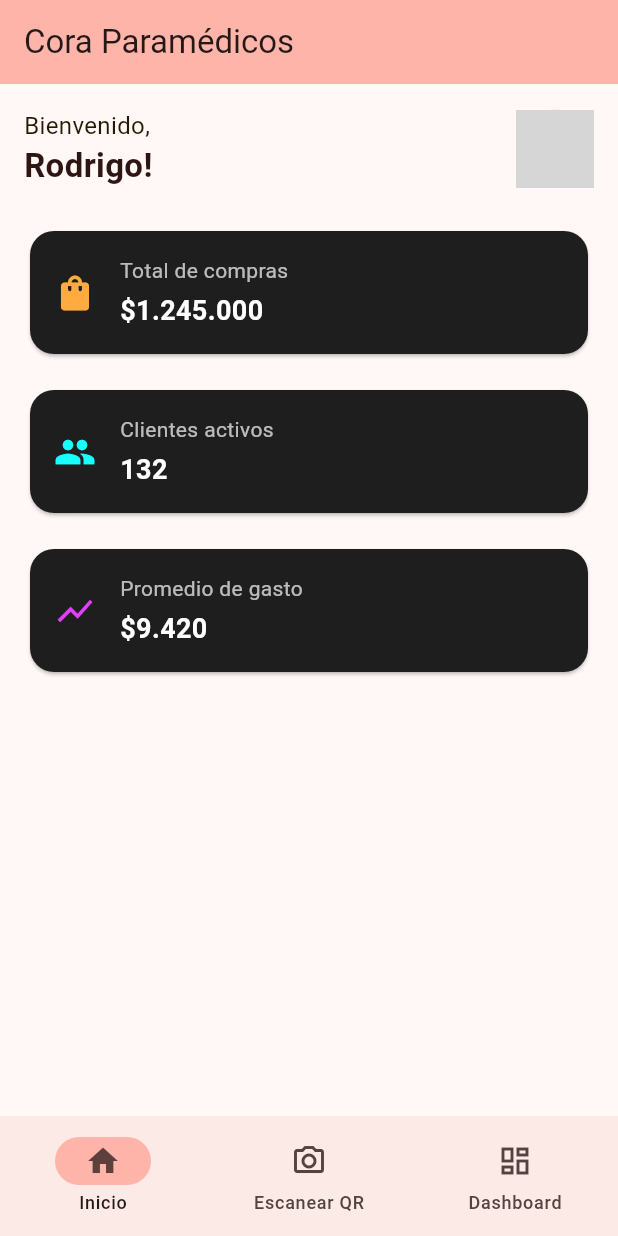
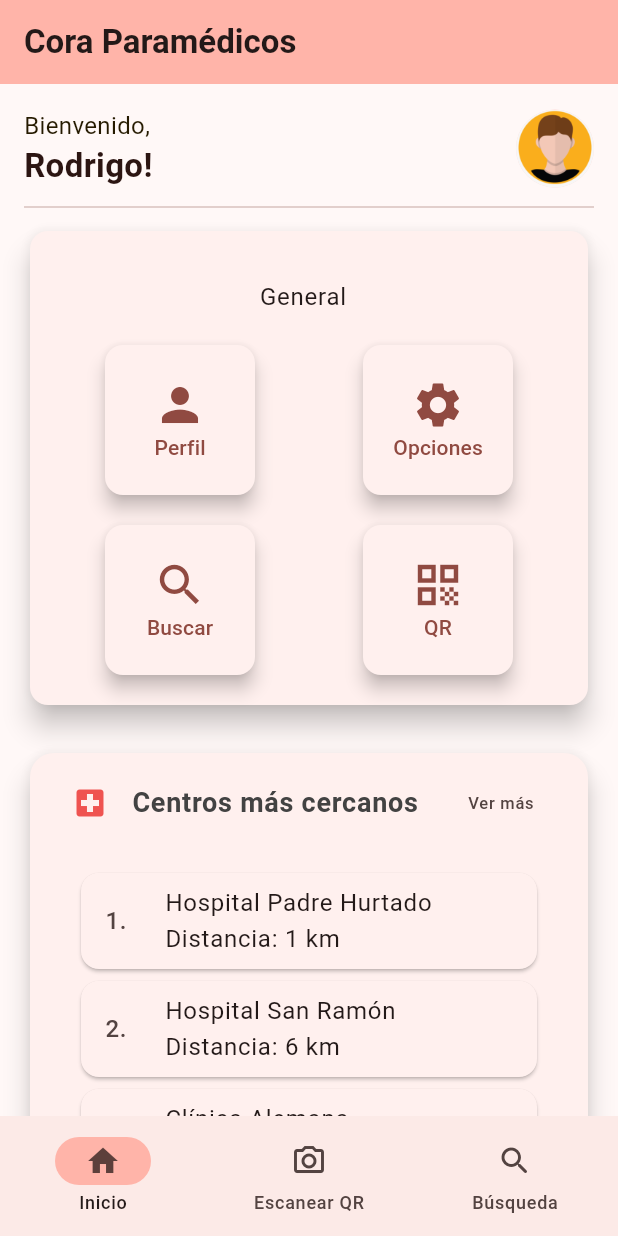
Before and after one commit to inzenfenix/Aplicaciones-Web-Movil-G6, a Flutter app: the screen it shows after launch, on a phone screen of 412 x 824 dp. Run offline on Flutter 3.47's test engine with Material 3 defaults, Android fonts, the light colour scheme and no system bars; grey boxes are pictures that could not be loaded.

Commit message:
Flutter 1 view

```diff
--- /dev/null
+++ b/Flutter/Requisitos-Cliente.txt
@@ -0,0 +1,9 @@
+Requisitos:
+
+Flutter / Paramédico:
+	- Tener acceso rápido a la información médica de un paciente
+		- Conocer datos históricos.
+		- Conocer información general.
+		- Conocer alergenos e información relevante.
+	- Conocer la proximidad a facilidades hospitalarias.
+	- Buscar facilidades hospitalarias y su disponibilidad.
--- a/Flutter/cora_para/lib/components/info_card.dart
+++ b/Flutter/cora_para/lib/components/info_card.dart
@@ -4,16 +4,15 @@
   required String title,
   required String value,
   required IconData icon,
-  required Color color,
+  required Color iconColor,
 }) {
   return Card(
-    color: const Color(0xFF1E1E1E),
     shape: RoundedRectangleBorder(borderRadius: BorderRadius.circular(16)),
     child: Padding(
       padding: const EdgeInsets.all(16.0),
       child: Row(
         children: [
-          Icon(icon, color: color, size: 28),
+          Icon(icon, color: iconColor, size: 28),
           const SizedBox(width: 16),
           Expanded(
             child: Column(
@@ -21,13 +20,14 @@
               children: [
                 Text(
                   title,
-                  style: const TextStyle(color: Colors.white70, fontSize: 14),
+                  style: TextStyle(
+                    fontWeight: FontWeight.w400,
+                    fontSize: 14),
                 ),
                 const SizedBox(height: 4),
                 Text(
                   value,
                   style: const TextStyle(
-                    color: Colors.white,
                     fontSize: 18,
                     fontWeight: FontWeight.bold,
                   ),
--- /dev/null
+++ b/Flutter/cora_para/lib/components/list_card.dart
@@ -0,0 +1,73 @@
+import 'package:flutter/material.dart';
+import 'dart:math';
+
+Widget listCard({
+  required String title,
+  required List<String> values,
+  required IconData icon,
+  required Color iconColor,
+}) {
+  List<Widget> widgetsToShow = List.empty(growable: true);
+
+  Widget titleBox = Padding(
+    padding: EdgeInsets.symmetric(horizontal: 12.0, vertical: 5.0),
+    child: ListTile(
+      leading: Icon(icon, color: iconColor),
+      title: Text(
+        title,
+        style: TextStyle(
+          fontWeight: FontWeight.bold,
+          color: Colors.grey.shade800,
+          fontSize: 18.0,
+        ),
+      ),
+      trailing: Text("Ver más"),
+    ),
+  );
+
+  for (int i = 0; i < values.length; i++) {
+    Widget showCard = Card(
+      clipBehavior: Clip.hardEdge,
+      child: InkWell(
+        splashColor: Colors.red.withAlpha(30),
+        onTap: () {
+          debugPrint(values[i]);
+        },
+        child: ListTile(
+          leading: Text('${i + 1}.', style: TextStyle(fontSize: 16.0),),
+          title: Text('${values[i]}\nDistancia: ${getRandomKM(i * 5)} km'),
+        ),
+      ),
+    );
+
+    widgetsToShow.add(showCard);
+  }
+
+  return SizedBox(
+    height: 350.0,
+    child: Card(
+      elevation: 7.5,
+      shape: RoundedRectangleBorder(borderRadius: BorderRadius.circular(16)),
+      child: SingleChildScrollView(
+        child: Column(
+          children: [
+            titleBox,
+            Padding(
+              padding: const EdgeInsets.symmetric(
+                vertical: 10,
+                horizontal: 30.0,
+              ),
+              child: Column(children: widgetsToShow),
+            ),
+          ],
+        ),
+      ),
+    ),
+  );
+}
+
+int getRandomKM(int startingValue) {
+  Random rand = Random.secure();
+
+  return rand.nextInt(5) + startingValue + 1;
+}
--- a/Flutter/cora_para/lib/main.dart
+++ b/Flutter/cora_para/lib/main.dart
@@ -39,6 +39,14 @@
   @override
   Widget build(BuildContext context) {
     return Scaffold(
+      appBar: AppBar(
+        backgroundColor: Theme.of(context).colorScheme.inversePrimary,
+        title: Text(
+          widget.title,
+          style: TextStyle(fontWeight: FontWeight.bold),
+        ),
+      ),
+      body: <Widget>[homePageTab, homePageTab, homePageTab][curPageIndex],
       bottomNavigationBar: NavigationBar(
         onDestinationSelected: (int index) {
           setState(() {
@@ -59,21 +67,12 @@
             label: "Escanear QR",
           ),
           NavigationDestination(
-            selectedIcon: Icon(Icons.dashboard),
-            icon: Icon(Icons.dashboard_outlined),
-            label: "Dashboard",
+            selectedIcon: Icon(Icons.search_rounded),
+            icon: Icon(Icons.search_rounded),
+            label: "Búsqueda",
           ),
         ],
       ),
-      appBar: AppBar(
-        backgroundColor: Theme.of(context).colorScheme.inversePrimary,
-        title: Text(widget.title),
-      ),
-      body:<Widget>[
-        homePageTab,
-        homePageTab,
-        homePageTab
-     ][curPageIndex]
     );
   }
 }
--- a/Flutter/cora_para/lib/tabs/home.dart
+++ b/Flutter/cora_para/lib/tabs/home.dart
@@ -1,27 +1,111 @@
 import 'package:flutter/material.dart';
-import '../components/info_card.dart';
+import '../components/list_card.dart';
 
-class HomePage extends StatelessWidget {
+class HomePage extends StatefulWidget {
   const HomePage({super.key});
 
+  @override
+  State<HomePage> createState() => _HomePageState();
+}
+
+class _HomePageState extends State<HomePage> {
   @override
   Widget build(BuildContext context) {
     Color primaryTextColor = Theme.of(context).colorScheme.onSecondaryFixed;
     Color secondaryTextColor = Theme.of(context).colorScheme.onTertiaryFixed;
 
+    List<String> closestMedicalCenters = [
+      "Hospital Padre Hurtado",
+      "Hospital San Ramón",
+      "Clínica Alemana",
+      "Hospital San Ramón",
+      "Policlínico Las Condes",
+      "Hospital 3",
+      "Hospital 4",
+      "Hospital 5",
+    ];
+
     return Scaffold(
       backgroundColor: Theme.of(context).colorScheme.surface,
       body: SafeArea(
+        child: SingleChildScrollView(
           child: Padding(
             padding: const EdgeInsets.all(16.0),
             child: Column(
-            crossAxisAlignment: CrossAxisAlignment.start,
+              crossAxisAlignment: CrossAxisAlignment.center,
               children: [
-              Expanded(
-                child: SingleChildScrollView(
+                welcomeProfile(
+                  name: "Rodrigo",
+                  primaryTextColor: primaryTextColor,
+                  secondaryTextColor: secondaryTextColor,
+                ),
+                const SizedBox(
+                  height: 24,
+                  width: double.infinity,
+                  child: Divider(),
+                ),
+                Card(
+                  elevation: 7.5,
+                  child: Padding(
+                    padding: const EdgeInsets.all(16.0),
                     child: Column(
                       children: [
+                        ListTile(
+                          title: Center(
+                            child: Text(
+                              "General",
+                              style: TextStyle(fontWeight: FontWeight.w400),
+                            ),
+                          ),
+                        ),
                         Row(
+                          mainAxisAlignment: MainAxisAlignment.center,
+                          mainAxisSize: MainAxisSize.max,
+                          children: [
+                            homeGeneralButton(title: "Perfil", icon: Icons.person),
+                            const SizedBox(width: 64),
+                            homeGeneralButton(title: "Opciones", icon: Icons.settings),
+                          ],
+                        ),
+                        const SizedBox(height: 12, width: double.infinity),
+                        Row(
+                          mainAxisAlignment: MainAxisAlignment.center,
+                          mainAxisSize: MainAxisSize.max,
+                          children: [
+                            homeGeneralButton(title: "Buscar", icon: Icons.search),
+                            const SizedBox(width: 64),
+                            homeGeneralButton(title: "QR", icon: Icons.qr_code),
+                          ],
+                        ),
+                      ],
+                    ),
+                  ),
+                ),
+                const SizedBox(height: 24, width: double.infinity),
+                listCard(
+                  title: "Centros más cercanos",
+                  values: closestMedicalCenters,
+                  icon: Icons.local_hospital,
+                  iconColor: Colors.red.shade400,
+                ),
+              ],
+            ),
+          ),
+        ),
+      ),
+    );
+  }
+}
+
+Widget welcomeProfile({
+  required String name,
+  required Color primaryTextColor,
+  required Color secondaryTextColor,
+  String? avatarURL,
+}) {
+  String avatar = avatarURL ?? 'assets/images/avatar_icon.png';
+
+  return Row(
     mainAxisAlignment: MainAxisAlignment.spaceBetween,
     children: [
       Expanded(
@@ -30,13 +114,10 @@
             children: [
               TextSpan(
                 text: "Bienvenido,\n",
-                                    style: TextStyle(
-                                      color: secondaryTextColor,
-                                      fontSize: 16,
-                                    ),
+                style: TextStyle(color: secondaryTextColor, fontSize: 16),
               ),
               TextSpan(
-                                    text: "Rodrigo!",
+                text: '$name!',
                 style: TextStyle(
                   color: primaryTextColor,
                   fontSize: 22,
@@ -48,41 +129,26 @@
           overflow: TextOverflow.ellipsis,
         ),
       ),
-                          const CircleAvatar(
-                            radius: 26,
-                            backgroundImage: AssetImage('assets/avatar.png'),
-                          ),
+      CircleAvatar(radius: 26, backgroundImage: AssetImage(avatar)),
     ],
-                      ),
-                      const SizedBox(height: 24),
-                      infoCard(
-                        title: "Total de compras",
-                        value: "\$1.245.000",
-                        icon: Icons.shopping_bag,
-                        color: Colors.orangeAccent,
-                      ),
-                      const SizedBox(height: 16),
-                      infoCard(
-                        title: "Clientes activos",
-                        value: "132",
-                        icon: Icons.people,
-                        color: Colors.cyanAccent,
-                      ),
-                      const SizedBox(height: 16),
-                      infoCard(
-                        title: "Promedio de gasto",
-                        value: "\$9.420",
-                        icon: Icons.show_chart,
-                        color: Colors.purpleAccent,
-                      ),
-                    ],
-                  ),
-                ),
-              ),
-            ],
+  );
+}
+
+Widget homeGeneralButton({required String title, IconData? icon}) {
+  IconData selectedIcon = icon ?? Icons.settings;
+
+  return Card(
+    elevation: 5.0,
+    child: SizedBox.square(
+      dimension: 100.0,
+      child: TextButton(
+        onPressed: () {},
+        child: Column(
+          mainAxisSize: MainAxisSize.max,
+          mainAxisAlignment: MainAxisAlignment.center,
+          children: [Icon(selectedIcon, size: 36.0), Text(title)],
         ),
       ),
     ),
   );
 }
-}
```
Also changed, not shown: Flutter/cora_para/pubspec.yaml (+7 -64 lines), Flutter/cora_para/assets/images/avatar_icon.png (added). Lines whose indentation alone changed are shown as unchanged.
